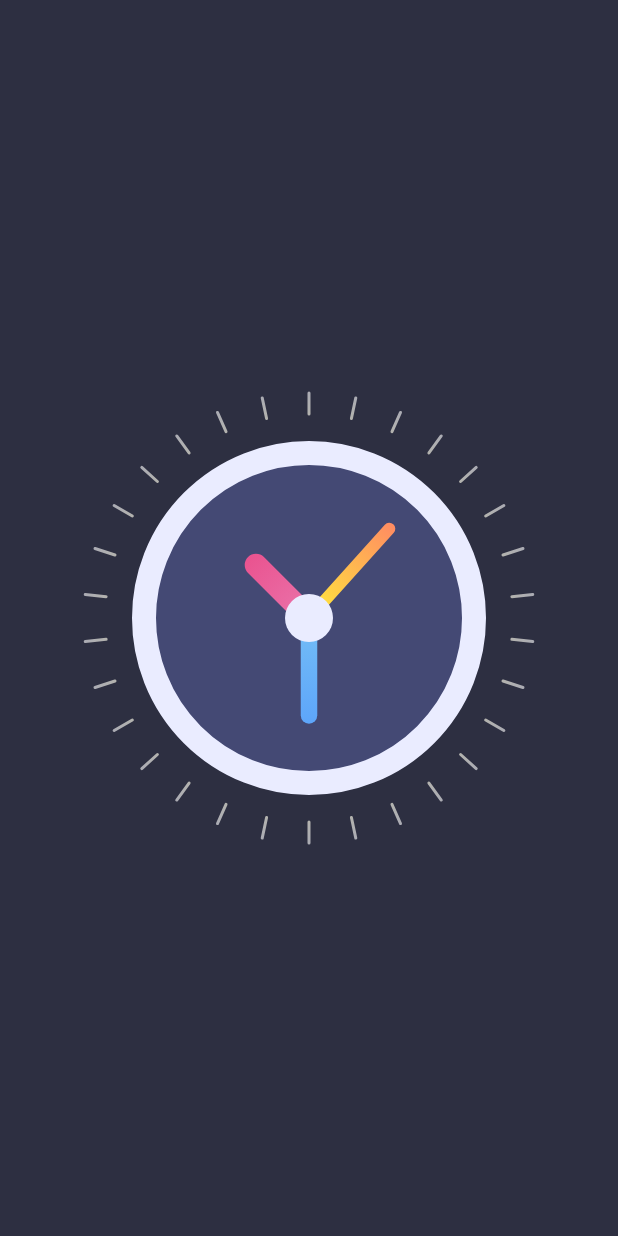
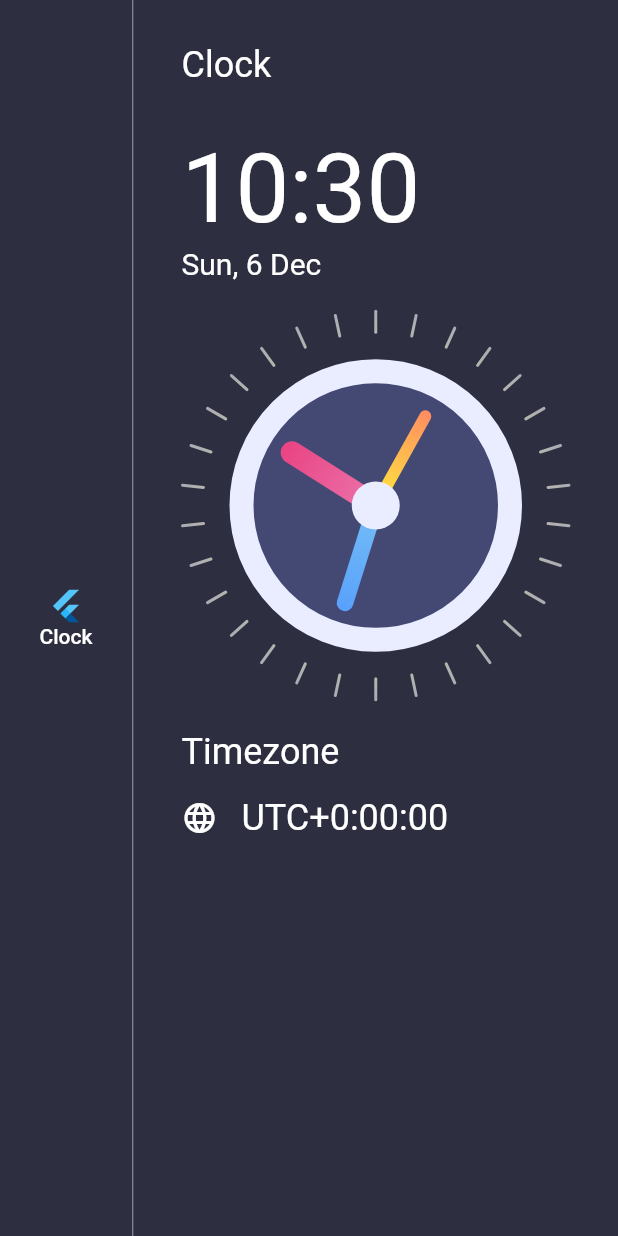
Before and after one commit to satyendrasingh8/Counter-Clock, a Flutter app: the screen it shows after launch, on a phone screen of 412 x 824 dp. Run offline on Flutter 3.47's test engine with Material 2 defaults, Android fonts, the phone set to English and light mode, and no system bars.

Commit message:
building clock & timezone

```diff
--- a/lib/clock_view.dart
+++ b/lib/clock_view.dart
@@ -100,10 +100,10 @@ class ClockPainter extends CustomPainter {
 
     for (double i = 0; i < 360; i += 12) {
       var x1 = centerX + outerCircleRadius * cos(i * pi / 180);
-      var y1 = centerX + outerCircleRadius * sin(i * pi / 180);
+      var y1 = centerY + outerCircleRadius * sin(i * pi / 180);
 
       var x2 = centerX + innerCircleRadius * cos(i * pi / 180);
-      var y2 = centerX + innerCircleRadius * sin(i * pi / 180);
+      var y2 = centerY + innerCircleRadius * sin(i * pi / 180);
       canvas.drawLine(Offset(x1, y1), Offset(x2, y2), dashBrush);
     }
   }
--- a/lib/homePage.dart
+++ b/lib/homePage.dart
@@ -1,5 +1,6 @@
 import 'package:CountDown_Timer/clock_view.dart';
 import 'package:flutter/material.dart';
+import 'package:intl/intl.dart';
 
 class HomePage extends StatefulWidget {
   @override
@@ -9,11 +10,77 @@ class HomePage extends StatefulWidget {
 class _HomePageState extends State<HomePage> {
   @override
   Widget build(BuildContext context) {
+    var now = DateTime.now();
+    var formattedTime = DateFormat('HH:mm').format(now);
+    var formattedData = DateFormat('EEE, d MMM').format(now);
+    var timezoneString = now.timeZoneOffset.toString().split('.').first;
+    var offsetSign = '';
+    if (!timezoneString.startsWith('-')) offsetSign = '+';
+
+    print(timezoneString);
     return Scaffold(
-      body: Container(
-        alignment: Alignment.center,
-        color: Color(0xFF2D2F41),
-        child: ClockView(),
+      backgroundColor: Color(0xFF2D2F41),
+      body: Row(
+        children: [
+         Column(
+           mainAxisAlignment: MainAxisAlignment.center,
+           children: [
+          FlatButton(onPressed:(){}, child:Column(
+            children: [
+              FlutterLogo(),
+               Text(
+                  'Clock',
+                  style: TextStyle(color: Colors.white, fontSize: 14),
+                ),
+            ],
+          ))
+
+           ],
+         ),
+         VerticalDivider(color: Colors.white54,width: 1,),
+          Expanded(
+                      child: Container(
+              padding: EdgeInsets.symmetric(horizontal: 32,vertical: 29),
+              child: Column(
+                crossAxisAlignment: CrossAxisAlignment.start,
+                children: [
+                  Text(
+                    'Clock',
+                    style: TextStyle(color: Colors.white, fontSize: 24),
+                  ),
+                  SizedBox(height: 32),
+                  Text(
+                    formattedTime,
+                    style: TextStyle(color: Colors.white, fontSize: 64),
+                  ),
+                  Text(
+                    formattedData,
+                    style: TextStyle(color: Colors.white, fontSize: 20),
+                  ),
+                  ClockView(),
+                  Text(
+                    'Timezone',
+                    style: TextStyle(color: Colors.white, fontSize: 24),
+                  ),
+                  SizedBox(height: 16),
+                  Row(
+                    children: [
+                      Icon(
+                        Icons.language,
+                        color: Colors.white,
+                      ),
+                      SizedBox(width: 16),
+                      Text(
+                        'UTC' + offsetSign + timezoneString,
+                        style: TextStyle(color: Colors.white, fontSize: 24),
+                      ),
+                    ],
+                  )
+                ],
+              ),
+            ),
+          ),
+        ],
       ),
     );
   }
--- a/pubspec.yaml
+++ b/pubspec.yaml
@@ -24,7 +24,7 @@ dependencies:
   flutter:
     sdk: flutter
 
-
+  intl: ^0.16.1
   # The following adds the Cupertino Icons font to your application.
   # Use with the CupertinoIcons class for iOS style icons.
   cupertino_icons: ^1.0.0
```
Also changed, not shown: pubspec.lock.
